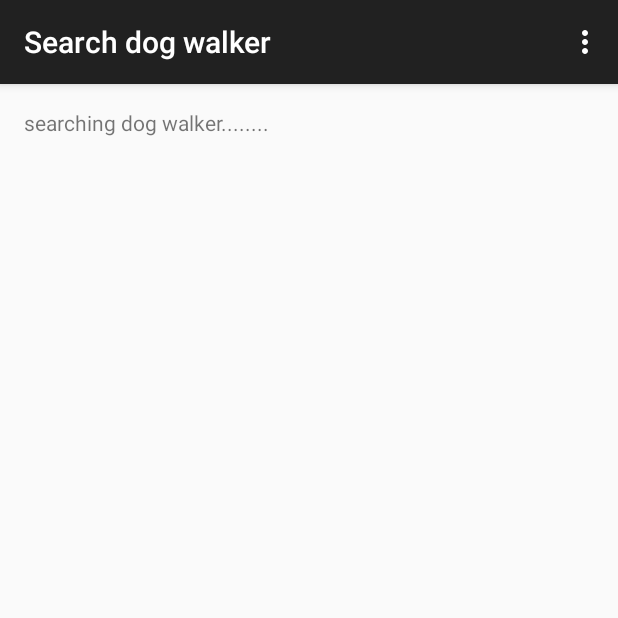
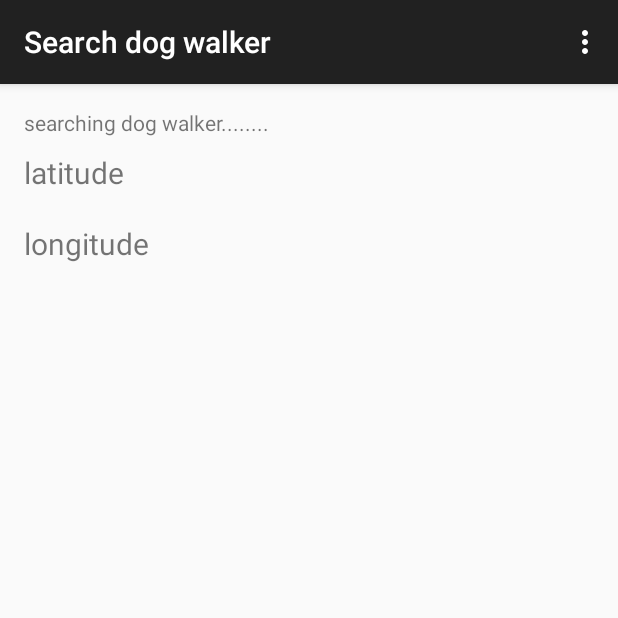
Before and after one commit to Itay-M/DogWalker, an Android app: the MainActivity screen opened directly, with no data from a screen before it, after a tap on an icon or button, on a phone screen of 412 x 824 dp, the top half of it. Run offline under Robolectric (Android 15) with nearby library versions, the phone set to English and light mode, and no system bars; libraries missing offline, so code that uses them is left out: com.parse; 1 statement that could not run was skipped.

Commit message:
location

```diff
--- a/app/build.gradle
+++ b/app/build.gradle
@@ -22,6 +22,5 @@ android {
 dependencies {
     compile fileTree(dir: 'libs', include: ['*.jar'])
     compile 'com.android.support:appcompat-v7:22.1.1'
-//    compile 'com.parse.bolts:bolts-android:1.+'
-//    compile fileTree(dir: 'libs', include: 'Parse-*.jar')
+    compile 'com.google.android.gms:play-services:7.5.0'
 }
--- a/app/src/main/AndroidManifest.xml
+++ b/app/src/main/AndroidManifest.xml
@@ -4,6 +4,8 @@
 
     <uses-permission android:name="android.permission.INTERNET" />
     <uses-permission android:name="android.permission.ACCESS_NETWORK_STATE" />
+    <uses-permission android:name="android.permission.ACCESS_COARSE_LOCATION"/> <!-- not accurate location -->
+
 
     <application
         android:allowBackup="true"
--- a/app/src/main/java/com/dogwalker/itaynaama/dogwalker/Login.java
+++ b/app/src/main/java/com/dogwalker/itaynaama/dogwalker/Login.java
@@ -50,6 +50,7 @@ public class Login extends ActionBarActivity implements View.OnClickListener
                 if(userExists(usernameET.getText().toString(),passwordET.getText().toString()))
                 {
                     saveLoginPref();
+
                     Intent i = new Intent(this, MainActivity.class);
                     startActivity(i);
                 }
@@ -87,7 +88,8 @@ public class Login extends ActionBarActivity implements View.OnClickListener
     private void saveLoginPref()
     {
         SharedPreferences loginPref = PreferenceManager.getDefaultSharedPreferences(this);
-        loginPref.edit().putBoolean("ISLOGIN",true).commit();
+        SharedPreferences.Editor editor = loginPref.edit();
+        editor.putBoolean("USEREXISTS",true).commit();
     }
 }
 
--- a/app/src/main/java/com/dogwalker/itaynaama/dogwalker/MainActivity.java
+++ b/app/src/main/java/com/dogwalker/itaynaama/dogwalker/MainActivity.java
@@ -1,29 +1,27 @@
 package com.dogwalker.itaynaama.dogwalker;
 
-import android.app.AlertDialog;
-import android.content.DialogInterface;
 import android.content.Intent;
 import android.content.SharedPreferences;
-import android.content.res.Resources;
+import android.os.Bundle;
 import android.preference.PreferenceManager;
-import android.support.annotation.StringRes;
 import android.support.v7.app.ActionBarActivity;
-import android.os.Bundle;
 import android.util.Log;
 import android.view.Menu;
 import android.view.MenuItem;
 import android.view.View;
 import android.widget.Button;
 import com.parse.Parse;
-import com.parse.ParseException;
 import com.parse.ParseUser;
-import com.parse.SignUpCallback;
 
 
 
 public class MainActivity extends ActionBarActivity implements View.OnClickListener
 {
     Button theSearchButton;
+//    GoogleApiClient mGooleApiClient;
+//    Location theLastLocation;
+
+//    boolean thereIsAUser = false;
 
     @Override
     protected void onCreate(Bundle savedInstanceState)
@@ -31,33 +29,34 @@ public class MainActivity extends ActionBarActivity implements View.OnClickListe
         super.onCreate(savedInstanceState);
         setContentView(R.layout.activity_main);
 
-
+        //button setup.
         theSearchButton = (Button) findViewById(R.id.searchButton);
         theSearchButton.setOnClickListener(this);
 
         //initialize parse for using data control.
         Parse.initialize(this, "e1dj65Ni0LxqLAMpkS6USfFn72rPAOoajEOARnX2", "IcJnYSSt3oVTJQOwPycUhONhQ5N8qdx40kuIbujP");
+        SharedPreferences anyUserExists = PreferenceManager.getDefaultSharedPreferences(this);
 
-        ParseUser currentUser = ParseUser.getCurrentUser();
-        Resources res = getResources();
-
-        setTitle((CharSequence) currentUser.getUsername());//set the title in the action bar to be the username.
+//        SharedPreferences.Editor editor = anyUserExists.edit();
+//        editor.putBoolean("USEREXISTS",thereIsAUser).commit();
 
 
-//        ParseUser.logOut();//this loges out the user
+        boolean b = anyUserExists.getBoolean("USEREXISTS", false);
 
-
-        if (currentUser != null)
+        if (!b)
         {
-            Log.d("My Loggggg", "user exists and logged in");
-            Log.d("My Loggggg", "the username that logged in is - " + currentUser.getUsername().toString());
+            Log.d("My Loggggg", "there is no current user, referring to login or register activity...");
+            Intent i = new Intent(this, OpeningActivity.class);
+            startActivity(i);
         }
         else
         {
-            // show the register or login screen.
-            Log.d("My Loggggg", "no user logged in...");
-            Intent i = new Intent(this, OpeningActivity.class);
-            startActivity(i);
+            ParseUser currentUser = ParseUser.getCurrentUser();
+            setTitle(currentUser.getUsername());//set the title in the action bar to be the username.
+            Log.d("My Loggggg", "user exists and logged in");
+            Log.d("My Loggggg", "the username that logged in is - " + currentUser.getUsername().toString());
+
+
         }
 
     }
@@ -70,8 +69,11 @@ public class MainActivity extends ActionBarActivity implements View.OnClickListe
             case (R.id.searchButton):
                 Intent i = new Intent(this, SearchActivity.class);
                 startActivity(i);
+
+
         }
     }
+
 
     @Override
     protected void onStop()
@@ -119,24 +121,5 @@ public class MainActivity extends ActionBarActivity implements View.OnClickListe
     {
 
     }
+
 }
-
-
-
-
-
-//    Button mainLogin,notRegistered;
-//    boolean isLogin;
-//        SharedPreferences loginPref = PreferenceManager.getDefaultSharedPreferences(this);
-//        loginPref.edit().putBoolean("ISLOGIN",isLogin).commit();
-
-//        SharedPreferences loginPref = PreferenceManager.getDefaultSharedPreferences(this);
-//        isLogin = loginPref.getBoolean("ISLOGIN",false);
-
-
-
-
-
-
-
-//
--- a/app/src/main/java/com/dogwalker/itaynaama/dogwalker/SearchActivity.java
+++ b/app/src/main/java/com/dogwalker/itaynaama/dogwalker/SearchActivity.java
@@ -1,28 +1,70 @@
 package com.dogwalker.itaynaama.dogwalker;
 
+import android.location.Location;
 import android.support.v7.app.ActionBarActivity;
 import android.os.Bundle;
+import android.util.Log;
 import android.view.Menu;
 import android.view.MenuItem;
+import android.widget.TextView;
+
+import com.google.android.gms.common.ConnectionResult;
+import com.google.android.gms.common.api.GoogleApiClient;
+import com.google.android.gms.location.LocationServices;
 
 
-public class SearchActivity extends ActionBarActivity {
+public class SearchActivity extends ActionBarActivity implements GoogleApiClient.ConnectionCallbacks, GoogleApiClient.OnConnectionFailedListener
+{
+    private GoogleApiClient mGoogleApiClient;
+    private Location mLastLocation;
+    private TextView t;
 
     @Override
-    protected void onCreate(Bundle savedInstanceState) {
+    protected void onCreate(Bundle savedInstanceState)
+    {
         super.onCreate(savedInstanceState);
         setContentView(R.layout.activity_search);
+
+        mGoogleApiClient = new GoogleApiClient.Builder(this)
+                .addConnectionCallbacks(this)
+                .addOnConnectionFailedListener(this)
+                .addApi(LocationServices.API)
+                .build();
+
+
+        mGoogleApiClient.connect();
     }
 
     @Override
-    public boolean onCreateOptionsMenu(Menu menu) {
+    protected void onStart()
+    {
+        super.onStart();
+
+        if (true)
+        {
+            mGoogleApiClient.connect();
+        }
+    }
+
+    @Override
+    protected void onStop()
+    {
+        mGoogleApiClient.disconnect();
+
+        super.onStop();
+    }
+
+    @Override
+    public boolean onCreateOptionsMenu(Menu menu)
+    {
         // Inflate the menu; this adds items to the action bar if it is present.
         getMenuInflater().inflate(R.menu.menu_search, menu);
         return true;
     }
 
     @Override
-    public boolean onOptionsItemSelected(MenuItem item) {
+    public boolean onOptionsItemSelected(MenuItem item)
+    {
         // Handle action bar item clicks here. The action bar will
         // automatically handle clicks on the Home/Up button, so long
         // as you specify a parent activity in AndroidManifest.xml.
@@ -35,4 +77,43 @@ public class SearchActivity extends ActionBarActivity {
 
         return super.onOptionsItemSelected(item);
     }
+
+    @Override
+    public void onConnected(Bundle bundle)
+    {
+        // Connected to Google Play services!
+        // The good stuff goes here.
+
+
+        mLastLocation = LocationServices.FusedLocationApi.getLastLocation(mGoogleApiClient);
+//        if (mLastLocation != null)
+//        {
+
+        Log.d("My Loggggg", "latitude-" + mLastLocation.getLatitude());
+            t = (TextView)findViewById(R.id.latitudeTextView);
+            t.setText(String.valueOf(mLastLocation.getLatitude()));
+
+
+//            mLatitudeText.setText(String.valueOf(mLastLocation.getLatitude()));
+//            mLongitudeText.setText(String.valueOf(mLastLocation.getLongitude()));
+//        }
+    }
+
+    @Override
+    public void onConnectionSuspended(int i)
+    {
+        // The connection has been interrupted.
+        // Disable any UI components that depend on Google APIs
+        // until onConnected() is called.
+    }
+
+    @Override
+    public void onConnectionFailed(ConnectionResult connectionResult)
+    {
+        // This callback is important for handling errors that
+        // may occur while attempting to connect with Google.
+        //
+        // More about this in the 'Handle Connection Failures' section.
+    }
+
 }
--- a/app/src/main/res/layout/activity_main.xml
+++ b/app/src/main/res/layout/activity_main.xml
@@ -23,6 +23,7 @@
         android:gravity="center"
         android:layout_marginTop="80dp"
         android:text="search \nwalker"/>
+
 
 
 
--- a/app/src/main/res/layout/activity_register.xml
+++ b/app/src/main/res/layout/activity_register.xml
@@ -6,7 +6,8 @@
     android:padding="30dp">
 
     <TextView
-        android:text="Name:"
+        android:text="Name:
+        "
         android:layout_width="wrap_content"
         android:layout_height="wrap_content"
         android:layout_marginBottom="10dp"/>
--- a/app/src/main/res/layout/activity_search.xml
+++ b/app/src/main/res/layout/activity_search.xml
@@ -1,4 +1,4 @@
-<RelativeLayout xmlns:android="http://schemas.android.com/apk/res/android"
+<LinearLayout xmlns:android="http://schemas.android.com/apk/res/android"
                 xmlns:tools="http://schemas.android.com/tools"
                 android:layout_width="match_parent"
                 android:layout_height="match_parent"
@@ -6,11 +6,28 @@
                 android:paddingRight="@dimen/activity_horizontal_margin"
                 android:paddingTop="@dimen/activity_vertical_margin"
                 android:paddingBottom="@dimen/activity_vertical_margin"
-                tools:context="com.dogwalker.itaynaama.dogwalker.SearchActivity">
+                tools:context="com.dogwalker.itaynaama.dogwalker.SearchActivity"
+                android:orientation="vertical">
 
     <TextView
         android:text="searching dog walker........"
         android:layout_width="wrap_content"
         android:layout_height="wrap_content"/>
 
-</RelativeLayout>
+    <TextView
+        android:id="@+id/latitudeTextView"
+        android:text="latitude"
+        android:layout_width="match_parent"
+        android:layout_height="wrap_content"
+        android:layout_marginTop="10dp"
+        android:textSize="20sp"/>
+
+    <TextView
+        android:id="@+id/longitudeTextView"
+        android:text="longitude"
+        android:layout_width="match_parent"
+        android:layout_height="wrap_content"
+        android:layout_marginTop="20dp"
+        android:textSize="20sp"/>
+
+</LinearLayout>
```
Also changed, not shown: app/src/main/java/com/dogwalker/itaynaama/dogwalker/Register.java (+9 -1 lines), 1 other file.
